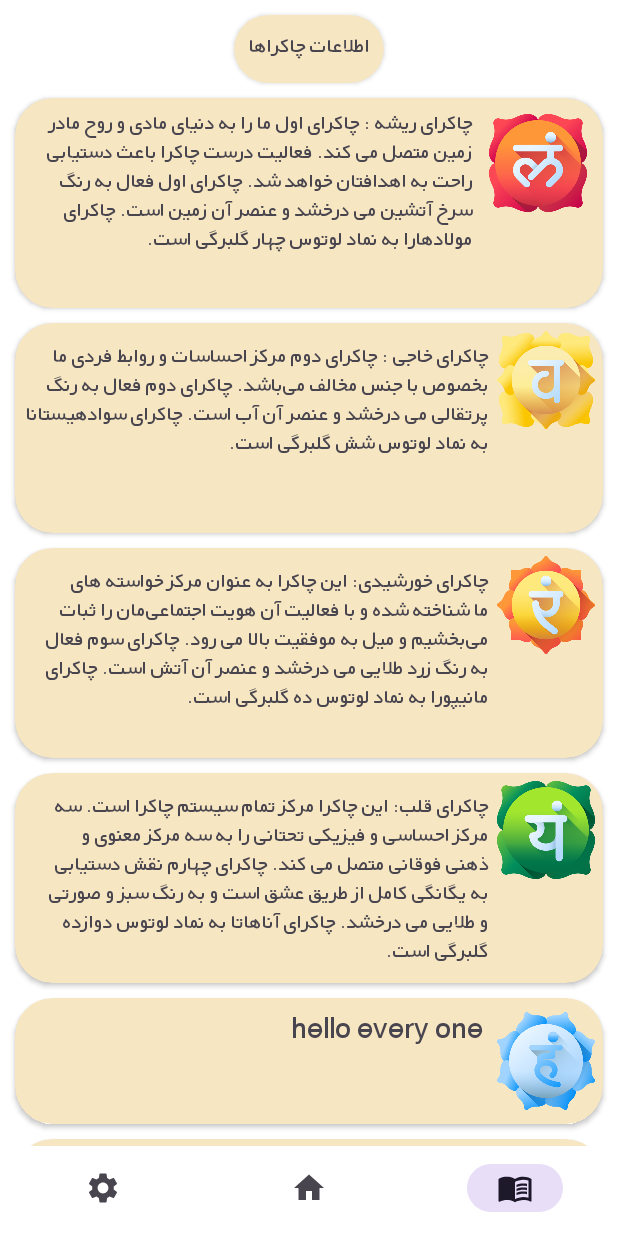
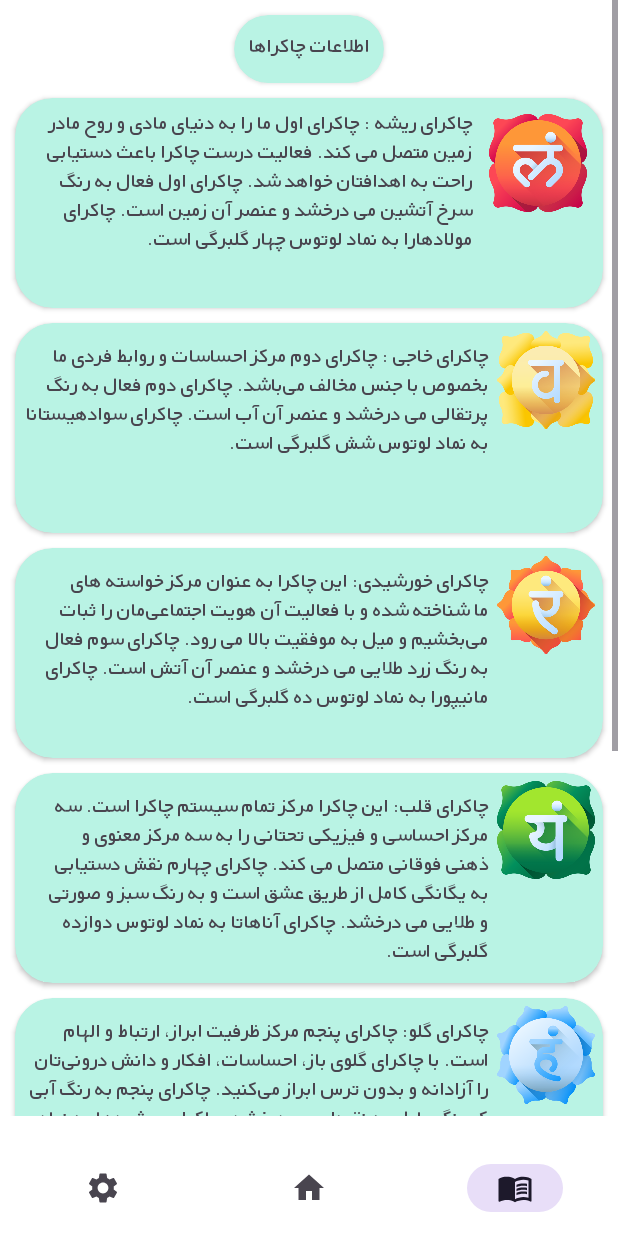
Before and after one commit to shirinvn/ChakraMeditApp, an Android app: the screen it shows after launch (MainActivity), item 3 of the bottom bar chosen, on a phone screen of 412 x 824 dp. Run offline under Robolectric (Android 15) with nearby library versions, the phone set to English and light mode, and no system bars; our stand-ins replace navigation-ui.

Commit message:
meditation fragment(book fragment)

```diff
--- a/app/src/main/res/layout/fragment_book.xml
+++ b/app/src/main/res/layout/fragment_book.xml
@@ -4,24 +4,34 @@
     android:layout_width="match_parent"
     android:layout_height="match_parent"
     android:orientation="vertical"
+    android:layout_marginBottom="10dp"
     xmlns:app="http://schemas.android.com/apk/res-auto"
     tools:context=".BookFragment">
 
 
+    <ScrollView
+        android:layout_marginBottom="10dp"
+        android:layout_width="match_parent"
+        android:layout_height="match_parent">
+
+        <LinearLayout
+            android:layout_width="match_parent"
+            android:layout_height="match_parent"
+            android:orientation="vertical">
+
             <androidx.cardview.widget.CardView
                 android:layout_width="wrap_content"
                 android:layout_height="wrap_content"
-        app:cardCornerRadius="35dp"
-        app:cardBackgroundColor="@color/cream"
                 android:layout_gravity="center"
                 android:layout_marginTop="10dp"
-        >
+                app:cardBackgroundColor="@color/blue"
+                app:cardCornerRadius="35dp">
+
                 <TextView
-            android:gravity="center"
                     android:layout_width="100dp"
                     android:layout_height="45dp"
-            android:text="اطلاعات چاکراها"
-            />
+                    android:gravity="center"
+                    android:text="اطلاعات چاکراها" />
 
             </androidx.cardview.widget.CardView>
 
@@ -29,257 +39,251 @@
             <androidx.cardview.widget.CardView
                 android:layout_width="match_parent"
                 android:layout_height="140dp"
-        app:cardCornerRadius="25dp"
-        app:cardBackgroundColor="@color/cream"
+                android:layout_marginStart="10dp"
                 android:layout_marginTop="10dp"
-        android:layout_marginStart="10dp"
                 android:layout_marginEnd="10dp"
-        >
+                app:cardBackgroundColor="@color/blue"
+                app:cardCornerRadius="25dp">
+
                 <LinearLayout
                     android:layout_width="match_parent"
                     android:layout_height="match_parent"
-            android:orientation="horizontal"
-            android:gravity="end"
                     android:layout_marginTop="5dp"
                     android:layout_marginEnd="5dp"
-            >
+                    android:gravity="end"
+                    android:orientation="horizontal">
 
 
                     <TextView
+                        android:layout_width="300dp"
+                        android:layout_height="match_parent"
                         android:layout_gravity="end"
                         android:layout_margin="5dp"
-                android:layout_width="300dp"
-                android:layout_height="match_parent"
                         android:text="@string/chakra1"
-                android:textSize="14dp"
-                />
+                        android:textSize="14dp" />
 
                     <ImageView
-                android:layout_margin="5dp"
                         android:layout_width="65dp"
                         android:layout_height="65dp"
-                android:src="@drawable/muladhara1"/>
-
+                        android:layout_margin="5dp"
+                        android:src="@drawable/muladhara1" />
 
 
                 </LinearLayout>
             </androidx.cardview.widget.CardView>
+
             <androidx.cardview.widget.CardView
                 android:layout_width="match_parent"
                 android:layout_height="140dp"
-        app:cardCornerRadius="25dp"
-        app:cardBackgroundColor="@color/cream"
+                android:layout_marginStart="10dp"
                 android:layout_marginTop="10dp"
-        android:layout_marginStart="10dp"
                 android:layout_marginEnd="10dp"
-        >
+                app:cardBackgroundColor="@color/blue"
+                app:cardCornerRadius="25dp">
+
                 <LinearLayout
-            android:layout_marginTop="5dp"
                     android:layout_width="match_parent"
                     android:layout_height="match_parent"
-            android:orientation="horizontal"
+                    android:layout_marginTop="5dp"
+                    android:layout_marginEnd="5dp"
                     android:gravity="end"
-            android:layout_marginEnd="5dp">
+                    android:orientation="horizontal">
 
 
                     <TextView
-                android:gravity="start"
-                android:layout_margin="5dp"
                         android:layout_width="310dp"
                         android:layout_height="match_parent"
+                        android:layout_margin="5dp"
+                        android:gravity="start"
                         android:text="@string/chakra2"
-                android:textSize="14dp"
-                />
+                        android:textSize="14dp" />
 
                     <ImageView
                         android:layout_width="65dp"
                         android:layout_height="65dp"
-                android:src="@drawable/svadhishthana2"/>
-
+                        android:src="@drawable/svadhishthana2" />
 
 
                 </LinearLayout>
             </androidx.cardview.widget.CardView>
+
             <androidx.cardview.widget.CardView
                 android:layout_width="match_parent"
                 android:layout_height="140dp"
-        app:cardCornerRadius="25dp"
-        app:cardBackgroundColor="@color/cream"
+                android:layout_marginStart="10dp"
                 android:layout_marginTop="10dp"
-        android:layout_marginStart="10dp"
                 android:layout_marginEnd="10dp"
-        >
+                app:cardBackgroundColor="@color/blue"
+                app:cardCornerRadius="25dp">
+
                 <LinearLayout
-            android:layout_marginTop="5dp"
                     android:layout_width="match_parent"
                     android:layout_height="match_parent"
-            android:orientation="horizontal"
+                    android:layout_marginTop="5dp"
+                    android:layout_marginEnd="5dp"
                     android:gravity="end"
-            android:layout_marginEnd="5dp"
-            >
+                    android:orientation="horizontal">
 
 
                     <TextView
-                android:gravity="start"
-                android:layout_margin="5dp"
                         android:layout_width="310dp"
                         android:layout_height="match_parent"
+                        android:layout_margin="5dp"
+                        android:gravity="start"
                         android:text="@string/chakra3"
-                android:textSize="14dp"
-                />
+                        android:textSize="14dp" />
 
                     <ImageView
                         android:layout_width="65dp"
                         android:layout_height="65dp"
-                android:src="@drawable/manipura3"/>
-
+                        android:src="@drawable/manipura3" />
 
 
                 </LinearLayout>
             </androidx.cardview.widget.CardView>
+
             <androidx.cardview.widget.CardView
                 android:layout_width="match_parent"
                 android:layout_height="140dp"
-        app:cardCornerRadius="25dp"
-        app:cardBackgroundColor="@color/cream"
+                android:layout_marginStart="10dp"
                 android:layout_marginTop="10dp"
-        android:layout_marginStart="10dp"
                 android:layout_marginEnd="10dp"
-        >
+                app:cardBackgroundColor="@color/blue"
+                app:cardCornerRadius="25dp">
+
                 <LinearLayout
                     android:layout_width="match_parent"
                     android:layout_height="match_parent"
-            android:orientation="horizontal"
-            android:gravity="end"
                     android:layout_marginTop="5dp"
                     android:layout_marginEnd="5dp"
-            >
+                    android:gravity="end"
+                    android:orientation="horizontal">
 
 
                     <TextView
-                android:gravity="start"
-                android:layout_margin="5dp"
                         android:layout_width="310dp"
                         android:layout_height="match_parent"
+                        android:layout_margin="5dp"
+                        android:gravity="start"
                         android:text="@string/chakra4"
-                android:textSize="14dp"
-                />
+                        android:textSize="14dp" />
 
                     <ImageView
                         android:layout_width="65dp"
                         android:layout_height="65dp"
-                android:src="@drawable/anahata4"/>
-
+                        android:src="@drawable/anahata4" />
 
 
                 </LinearLayout>
             </androidx.cardview.widget.CardView>
+
             <androidx.cardview.widget.CardView
                 android:layout_width="match_parent"
-        android:layout_height="84dp"
-        app:cardCornerRadius="25dp"
-        app:cardBackgroundColor="@color/cream"
+                android:layout_height="140dp"
+                android:layout_marginStart="10dp"
                 android:layout_marginTop="10dp"
-        android:layout_marginStart="10dp"
                 android:layout_marginEnd="10dp"
-        >
+                app:cardBackgroundColor="@color/blue"
+                app:cardCornerRadius="25dp">
+
                 <LinearLayout
                     android:layout_width="match_parent"
                     android:layout_height="match_parent"
-            android:orientation="horizontal"
-            android:gravity="end|center"
                     android:layout_marginEnd="5dp"
-            >
+                    android:layout_marginTop="5dp"
+                    android:gravity="end"
+                    android:orientation="horizontal">
 
 
                     <TextView
-                android:gravity="end"
+                        android:layout_width="310dp"
+                        android:layout_height="match_parent"
                         android:layout_margin="5dp"
-                android:layout_width="match_parent"
-                android:layout_height="match_parent"
-                android:text="hello every one "
-                android:textSize="19dp"
-                />
+                        android:gravity="start"
+                        android:text="@string/chakra5"
+                        android:textSize="14dp" />
 
                     <ImageView
                         android:layout_width="65dp"
                         android:layout_height="65dp"
-                android:src="@drawable/vishuddha5"/>
-
+                        android:src="@drawable/vishuddha5" />
 
 
                 </LinearLayout>
             </androidx.cardview.widget.CardView>
+
             <androidx.cardview.widget.CardView
                 android:layout_width="match_parent"
-        android:layout_height="84dp"
-        app:cardCornerRadius="25dp"
-        app:cardBackgroundColor="@color/cream"
+                android:layout_height="140dp"
+                android:layout_marginStart="10dp"
                 android:layout_marginTop="10dp"
-        android:layout_marginStart="10dp"
                 android:layout_marginEnd="10dp"
-        >
+                app:cardBackgroundColor="@color/blue"
+                app:cardCornerRadius="25dp">
+
                 <LinearLayout
                     android:layout_width="match_parent"
                     android:layout_height="match_parent"
-            android:orientation="horizontal"
-            android:gravity="end|center"
                     android:layout_marginEnd="5dp"
-            >
+                    android:gravity="end"
+                    android:layout_marginTop="5dp"
+                    android:orientation="horizontal">
 
 
                     <TextView
-                android:gravity="end"
+                        android:layout_width="310dp"
+                        android:layout_height="match_parent"
                         android:layout_margin="5dp"
-                android:layout_width="match_parent"
-                android:layout_height="match_parent"
-                android:text="hello every one "
-                android:textSize="19dp"
-                />
+                        android:gravity="start"
+                        android:text="@string/chakra6"
+                        android:textSize="14dp" />
 
                     <ImageView
                         android:layout_width="65dp"
                         android:layout_height="65dp"
-                android:src="@drawable/ajna6"/>
-
+                        android:src="@drawable/ajna6" />
 
 
                 </LinearLayout>
             </androidx.cardview.widget.CardView>
+
             <androidx.cardview.widget.CardView
                 android:layout_width="match_parent"
-        android:layout_height="84dp"
-        app:cardCornerRadius="25dp"
-        app:cardBackgroundColor="@color/cream"
+                android:layout_height="140dp"
+                android:layout_marginStart="10dp"
                 android:layout_marginTop="10dp"
-        android:layout_marginStart="10dp"
                 android:layout_marginEnd="10dp"
-        >
+                app:cardBackgroundColor="@color/blue"
+                app:cardCornerRadius="25dp">
+
                 <LinearLayout
                     android:layout_width="match_parent"
                     android:layout_height="match_parent"
-            android:orientation="horizontal"
-            android:gravity="end|center"
                     android:layout_marginEnd="5dp"
-            >
+                    android:layout_marginTop="5dp"
+                    android:gravity="end"
+                    android:orientation="horizontal">
 
 
                     <TextView
-                android:gravity="end"
+                        android:layout_width="310dp"
+                        android:layout_height="match_parent"
                         android:layout_margin="5dp"
-                android:layout_width="match_parent"
-                android:layout_height="match_parent"
-                android:text="hello every one "
-                android:textSize="19dp"
-                />
+                        android:gravity="start"
+                        android:text="@string/chakra7"
+                        android:textSize="14dp" />
 
                     <ImageView
                         android:layout_width="65dp"
                         android:layout_height="65dp"
-                android:src="@drawable/sahasrara7"/>
-
+                        android:src="@drawable/sahasrara7" />
 
 
                 </LinearLayout>
             </androidx.cardview.widget.CardView>
+
         </LinearLayout>
+
+    </ScrollView>
+
+</LinearLayout>
--- a/app/src/main/res/values/strings.xml
+++ b/app/src/main/res/values/strings.xml
@@ -20,4 +20,16 @@
     <string name="chakra4">چاکرای قلب: این چاکرا مرکز تمام سیستم چاکرا است. سه مرکز احساسی و فیزیکی تحتانی را به سه مرکز معنوی و ذهنی فوقانی متصل می کند.
 چاکرای چهارم نقش دستیابی به یگانگی کامل از طریق عشق است و به رنگ سبز و صورتی و طلایی می درخشد.
 چاکرای آناهاتا به نماد لوتوس دوازده گلبرگی است.</string>
+
+    <string name="chakra5">چاکرای گلو: چاکرای پنجم مرکز ظرفیت ابراز، ارتباط و الهام است. با چاکرای گلوی باز، احساسات، افکار و دانش درونی‌تان را آزادانه و بدون ترس ابراز می‌کنید.
+چاکرای پنجم به رنگ آبی کم‌رنگ مایل به نقره‌ای می درخشد.
+چاکرای ویشودها به نماد لوتوس شانزده گلبرگی است.</string>
+
+    <string name="chakra6">چاکرای چشم سوم: چاکرای ششم جایگاه نیروهای ذهنی متعالی‌ مان، ظرفیت تمیز ذهنی‌مان، خاطره و اراده‌مان است. در چاکرای چشم باز می‌توانیم به دانش‌هایی به شکل شهود، غیب گویی، یک سری از اصوات یا احساس فوق حساس به ما می‌رسد. چاکرای آجنا به رنگ نیلی می درخشد و به نماد لوتوس ۹۶ گلبرگی است.</string>
+
+<string name="chakra7">چاکرای تاج: چاکرای هفتم زمانی که شکوفا شود تمام‌ انسداد های باقیمانده در شش چاکرای دیگر برطرف شده و انرژی‌هایشان در بالاترین فرکانس‌های ممکن می لرزند. در این چاکرا در بالاترین سطح بودن خود قرار می‌گیریم.
+چاکرای هفتم به رنگ بنفش، سفید و طلایی می‌درخشد.
+چاکرای ساهاسرارا به نماد لوتوس هزار گلبرگی است.
+</string>
+
 </resources>
```
Also changed, not shown: app/src/main/res/layout/fragment_home.xml (+45 -45 lines). Lines whose indentation alone changed are shown as unchanged.
